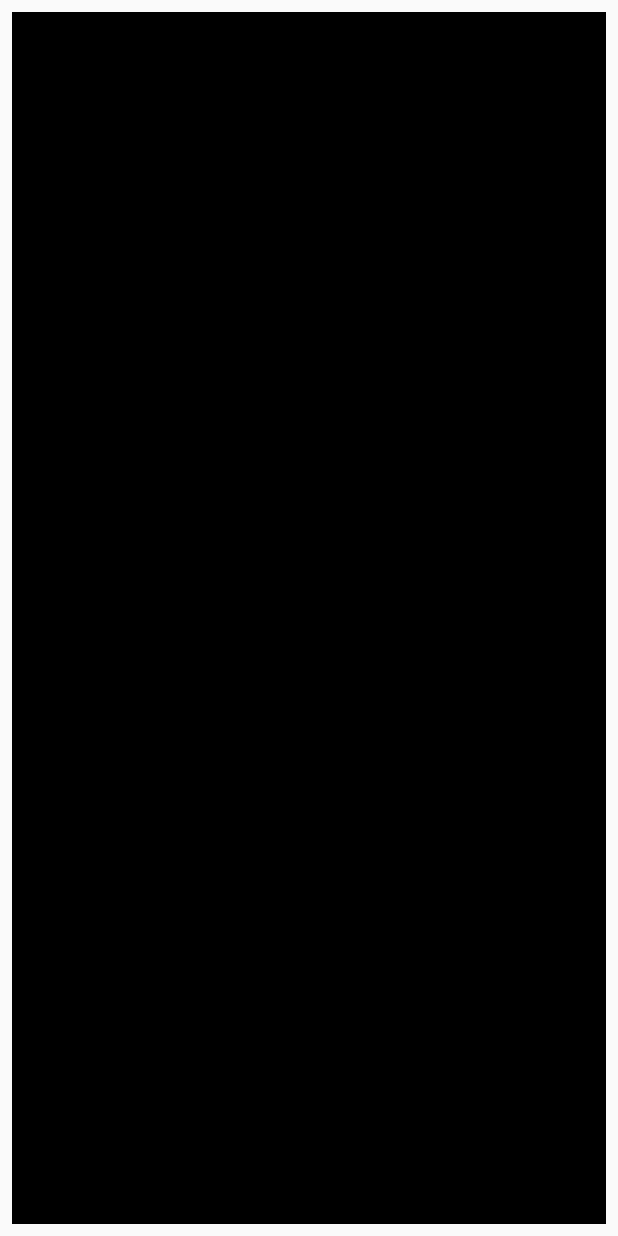
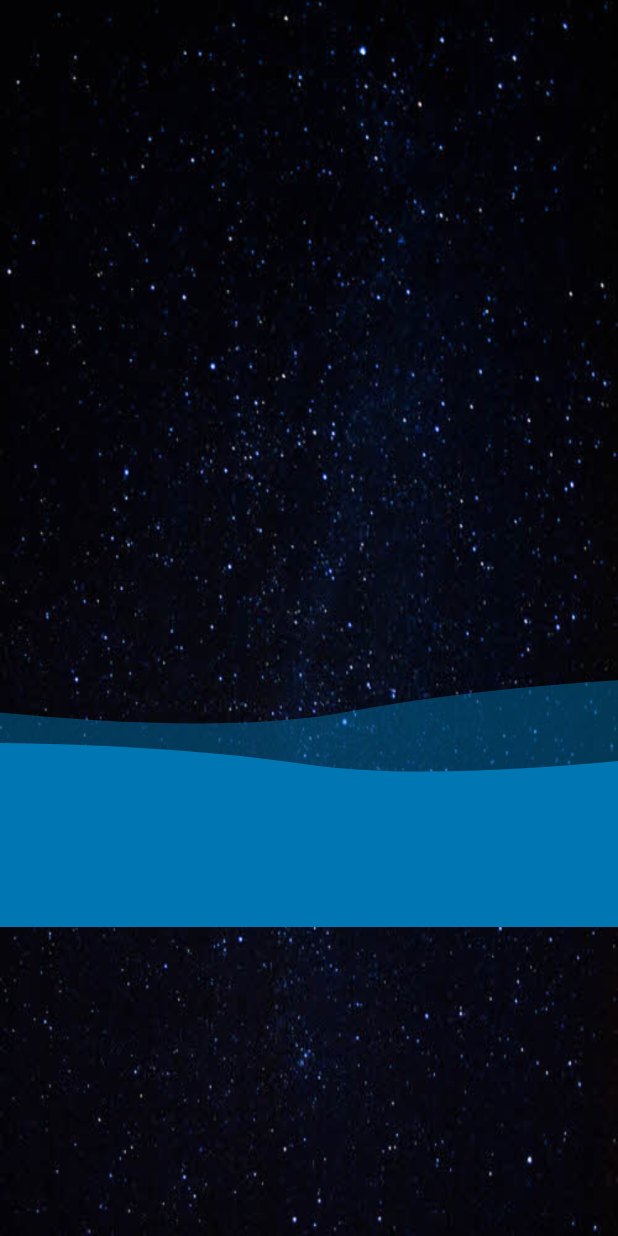
Before and after one commit to CEEDLIVE/Drinking-Water-Assistant, an Android app: the layout activity_lockscreen.xml on its own in the app's theme, with its tools: preview values and no code run, on a phone screen of 412 x 824 dp. Run offline under Robolectric (Android 15) with nearby library versions, the phone set to English and light mode, and no system bars.

Commit message:
Lottie 추가

```diff
--- a/app/src/main/java/hanmo/com/drinkingwaterassistant/MainActivity.kt
+++ b/app/src/main/java/hanmo/com/drinkingwaterassistant/MainActivity.kt
@@ -17,7 +17,7 @@ class MainActivity : AppCompatActivity() {
     private fun setSwitch() {
         Lockscreen.instance.init(this@MainActivity)
 
-        lockscreenSwitch.setOnCheckedChangeListener({ buttonView, isChecked ->
+        lockscreenSwitch.setOnCheckedChangeListener({ _, isChecked ->
             if (isChecked) {
                 Lockscreen.instance.active()
             } else {
--- a/app/src/main/java/hanmo/com/drinkingwaterassistant/lockscreen/LockscreenActivity.kt
+++ b/app/src/main/java/hanmo/com/drinkingwaterassistant/lockscreen/LockscreenActivity.kt
@@ -42,6 +42,7 @@ class LockscreenActivity : AppCompatActivity() {
     }
 
 
+    @Suppress("DEPRECATION")
     override fun onAttachedToWindow() {
         window.addFlags(WindowManager.LayoutParams.FLAG_KEEP_SCREEN_ON
                 or WindowManager.LayoutParams.FLAG_DISMISS_KEYGUARD
--- a/app/src/main/java/hanmo/com/drinkingwaterassistant/lockscreen/util/UnLock.kt
+++ b/app/src/main/java/hanmo/com/drinkingwaterassistant/lockscreen/util/UnLock.kt
@@ -1,7 +1,6 @@
 package hanmo.com.drinkingwaterassistant.lockscreen.util
 
 import android.content.Context
-import android.support.constraint.ConstraintLayout
 import android.view.MotionEvent
 import android.view.View
 import android.view.animation.Animation
--- a/app/src/main/java/hanmo/com/drinkingwaterassistant/util/DLog.kt
+++ b/app/src/main/java/hanmo/com/drinkingwaterassistant/util/DLog.kt
@@ -7,7 +7,7 @@ import hanmo.com.drinkingwaterassistant.BuildConfig
  * Created by hanmo on 2018. 5. 22..
  */
 object DLog {
-    private val TAG = "DrinkingWater"
+    private const val TAG = "DrinkingWater"
 
     /**
      * Log Level Error
@@ -54,7 +54,7 @@ object DLog {
         }
     }
 
-    fun buildLogMsg(message: String): String {
+    private fun buildLogMsg(message: String): String {
         val ste = Thread.currentThread().stackTrace[4]
         val sb = StringBuilder()
         sb.append("[")
--- a/app/src/main/res/layout/activity_lockscreen.xml
+++ b/app/src/main/res/layout/activity_lockscreen.xml
@@ -2,8 +2,21 @@
 <android.support.constraint.ConstraintLayout
     xmlns:android="http://schemas.android.com/apk/res/android"
     xmlns:app="http://schemas.android.com/apk/res-auto"
+    android:background="@drawable/space"
     android:layout_width="match_parent"
     android:layout_height="match_parent">
+
+    <com.airbnb.lottie.LottieAnimationView
+        android:id="@+id/waveLottie"
+        android:layout_width="match_parent"
+        android:layout_height="match_parent"
+        app:lottie_autoPlay="true"
+        app:lottie_fileName="mild_waves.json"
+        app:lottie_loop="true"
+        app:layout_constraintBottom_toBottomOf="parent"
+        app:layout_constraintEnd_toEndOf="parent"
+        app:layout_constraintStart_toStartOf="parent"
+        app:layout_constraintTop_toTopOf="parent"/>
 
     <View
         android:id="@+id/lockScreenView"
@@ -13,7 +26,7 @@
         android:layout_marginEnd="8dp"
         android:layout_marginStart="8dp"
         android:layout_marginTop="8dp"
-        android:background="#000000"
+        android:background="#00000000"
         app:layout_constraintBottom_toBottomOf="parent"
         app:layout_constraintEnd_toEndOf="parent"
         app:layout_constraintStart_toStartOf="parent"
```
Also changed, not shown: app/src/main/assets/mild_waves.json (added, +1 -0 lines), app/src/main/java/hanmo/com/drinkingwaterassistant/lockscreen/service/LockScreenService.kt (+1 -6 lines), app/src/main/java/hanmo/com/drinkingwaterassistant/lockscreen/util/Lockscreen.kt (+5 -32 lines), app/src/main/res/drawable/space.jpg (added).
